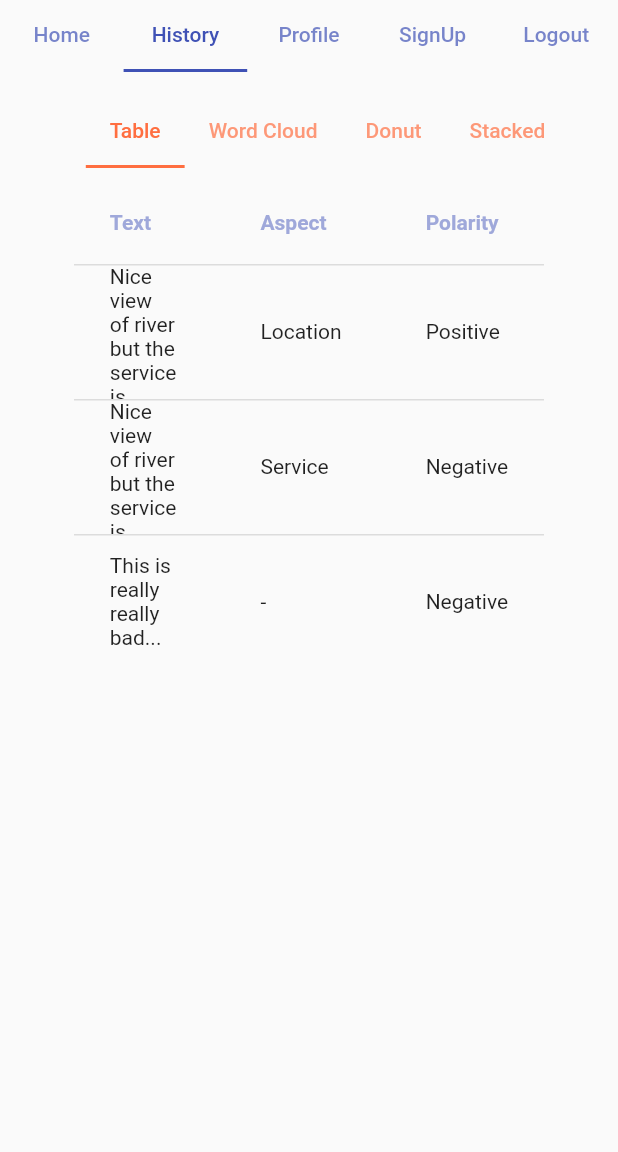
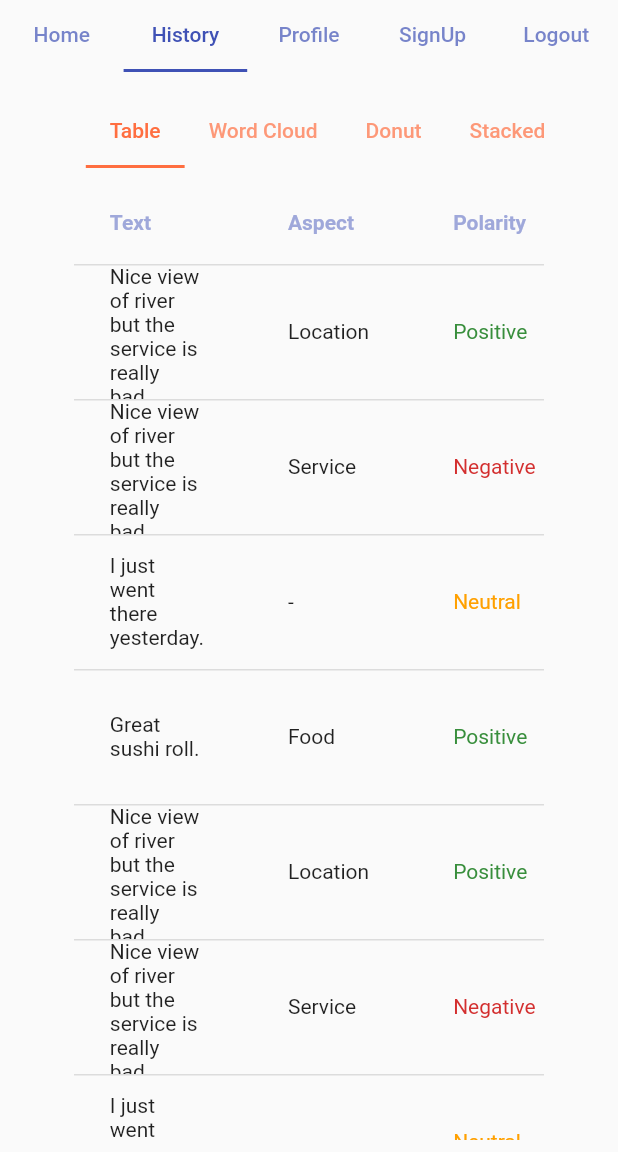
Before and after one commit to KhornSokheng/customer-feedback-analysis, a Flutter app: the screen it shows after launch, tab 2 chosen, on a phone screen of 412 x 824 dp, the part 84-1236 px from its top. Run offline on Flutter 3.47's test engine with Material 2 defaults, Android fonts, the phone set to English and light mode, and no system bars; our stand-ins replace syncfusion_flutter_charts.

Commit message:
add user text class, mock data, use map in table

```diff
--- /dev/null
+++ b/lib/data/sample_data.dart
@@ -0,0 +1,12 @@
+import '../model/user_text.dart';
+
+List<UserText> sampleList = [
+  UserText(text: 'Nice view of river but the service is really bad.', aspect: 'Location', polarity: 'Positive', probability: 0.9),
+  UserText(text: 'Nice view of river but the service is really bad.', aspect: 'Service', polarity: 'Negative', probability: 0.87),
+  UserText(text: 'I just went there yesterday.', aspect: '-', polarity: 'Neutral', probability: 0.9),
+  UserText(text: 'Great sushi roll.', aspect: 'Food', polarity: 'Positive', probability: 0.9),
+  UserText(text: 'Nice view of river but the service is really bad.', aspect: 'Location', polarity: 'Positive', probability: 0.9),
+  UserText(text: 'Nice view of river but the service is really bad.', aspect: 'Service', polarity: 'Negative', probability: 0.87),
+  UserText(text: 'I just went there yesterday.', aspect: '-', polarity: 'Neutral', probability: 0.9),
+  UserText(text: 'Great sushi roll.', aspect: 'Food', polarity: 'Positive', probability: 0.9),
+];
--- /dev/null
+++ b/lib/model/user_text.dart
@@ -0,0 +1,15 @@
+class UserText{
+  UserText({
+    required this.text,
+    this.polarity,
+    this.aspect,
+    this.probability
+
+  });
+
+  String text;
+  String? aspect;
+  String? polarity;
+  double? probability;
+
+}
--- a/lib/widgets/result_widget/table.dart
+++ b/lib/widgets/result_widget/table.dart
@@ -1,4 +1,7 @@
+import 'package:customer_feedback_analysis/data/sample_data.dart';
 import 'package:flutter/material.dart';
+
+import '../../model/user_text.dart';
 
 class TableResult extends StatefulWidget {
   const TableResult({Key? key}) : super(key: key);
@@ -8,6 +11,13 @@ class TableResult extends StatefulWidget {
 }
 
 class _TableResultState extends State<TableResult> {
+  late List<UserText> userTextList;
+  @override
+  void initState() {
+    userTextList = sampleList;
+    super.initState();
+  }
+
   @override
   Widget build(BuildContext context) {
     return SingleChildScrollView(
@@ -25,39 +35,19 @@ class _TableResultState extends State<TableResult> {
             DataColumn(label: Text('Polarity')),
             DataColumn(label: Text('Probability')),
           ],
-          rows: const [
-            DataRow(
-                cells: [
-                  // DataCell(Text('1')),
-                  DataCell(Text('Nice view of river but the service is really bad.')),
-                  DataCell(Text('Location')),
-                  DataCell(Text('Positive')),
-                  DataCell(Text('90%')),
+          rows: userTextList.map((e) => DataRow(cells: [
+            DataCell(Text(e.text)),
+            DataCell(Text(e.aspect!)),
+            DataCell(Text(e.polarity!,
+              style: TextStyle(
+                color: e.polarity == 'Positive' ? Colors.green[700] :
+                e.polarity == 'Negative'? Colors.red[700] : Colors.amber[700]
+              ),
+            )),
+            DataCell(Text(e.probability.toString())),
 
-                ]
-            ),
-            DataRow(
-                cells: [
-                  // DataCell(Text('1')),
-                  DataCell(Text('Nice view of river but the service is really bad.')),
-                  DataCell(Text('Service')),
-                  DataCell(Text('Negative')),
-                  DataCell(Text('85%')),
-
-                ]
-            ),
-            DataRow(
-                cells: [
-                  // DataCell(Text('2')),
-                  DataCell(Text('This is really really bad...')),
-                  DataCell(Text('-')),
-                  DataCell(Text('Negative')),
-                  DataCell(Text('90%')),
-
-                ]
-            )
-
-          ]),
+          ])).toList(),
+      ),
     );
   }
 }
```
